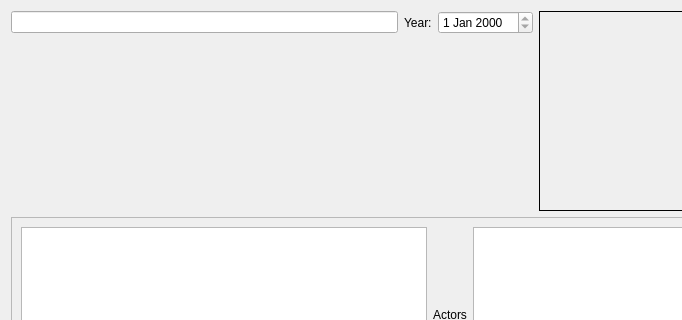
Old version of the form cseriedetails.ui in the repository birkeh/qtMultimediaDB; both pictures show x 0 to 682 and y 0 to 320 of the 860 by 516 pixel window.
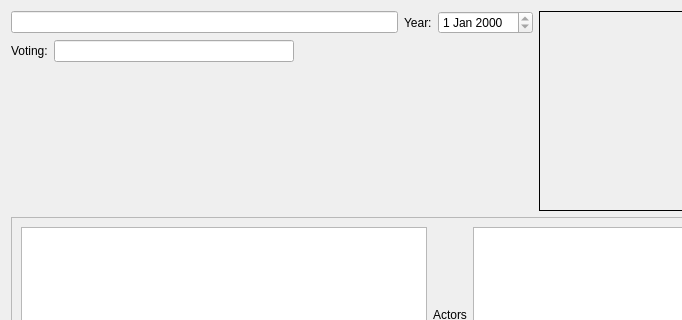
New version of the form. Custom widgets are drawn as their Qt base class.

Diff of the .ui file:
```diff
--- a/cseriedetails.ui
+++ b/cseriedetails.ui
@@ -15,7 +15,7 @@
   </property>
   <layout class="QGridLayout" name="gridLayout">
    <item row="0" column="0">
-    <layout class="QHBoxLayout" name="horizontalLayout_6" stretch="3,1">
+    <layout class="QHBoxLayout" name="horizontalLayout_6">
      <item>
       <layout class="QVBoxLayout" name="verticalLayout">
        <item>
@@ -43,6 +43,37 @@
          </item>
         </layout>
        </item>
+       <item>
+        <layout class="QHBoxLayout" name="horizontalLayout">
+         <item>
+          <widget class="QLabel" name="label">
+           <property name="text">
+            <string>Voting:</string>
+           </property>
+          </widget>
+         </item>
+         <item>
+          <widget class="QLineEdit" name="m_lpVoting">
+           <property name="readOnly">
+            <bool>true</bool>
+           </property>
+          </widget>
+         </item>
+         <item>
+          <spacer name="horizontalSpacer">
+           <property name="orientation">
+            <enum>Qt::Horizontal</enum>
+           </property>
+           <property name="sizeHint" stdset="0">
+            <size>
+             <width>40</width>
+             <height>20</height>
+            </size>
+           </property>
+          </spacer>
+         </item>
+        </layout>
+       </item>
        <item>
         <spacer name="verticalSpacer">
          <property name="orientation">
```
